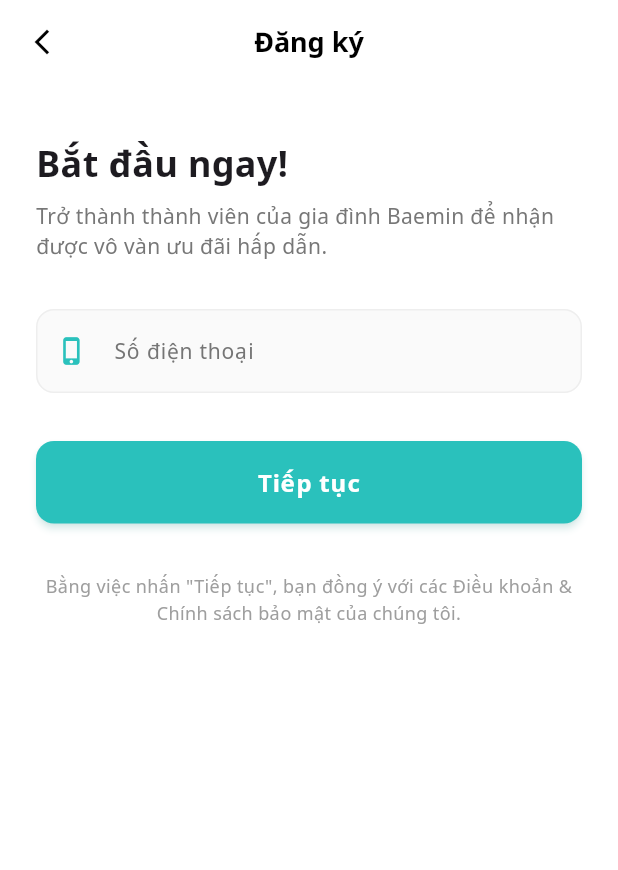
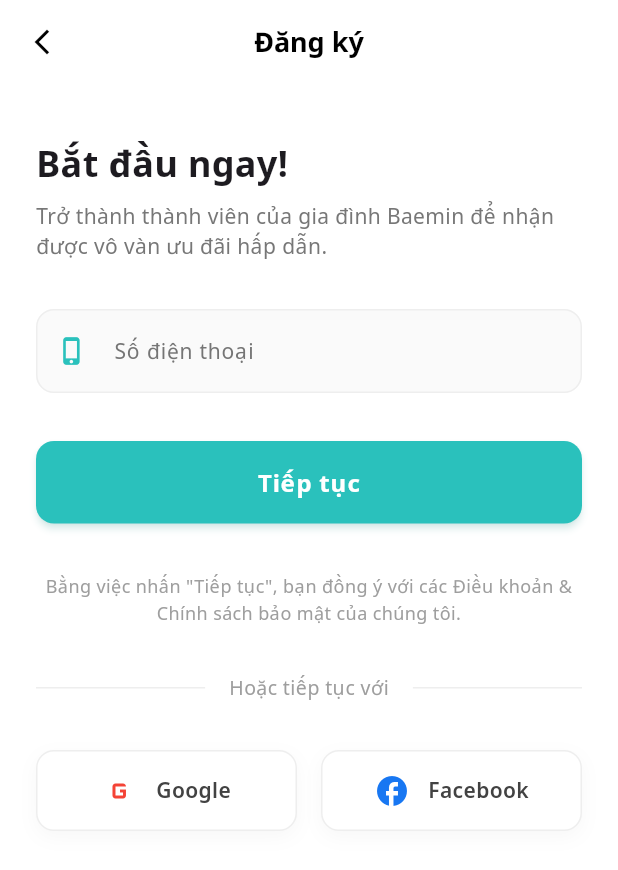
Before and after one commit to trung08052001-hcm/beamin_clone, a Flutter app: the RegisterScreen screen opened by its route, on a phone screen of 412 x 824 dp. Shown: the top 870 px of the screen. Run offline on Flutter 3.47's test engine with Material 3 defaults, Android fonts, the phone set to English and light mode, and no system bars; our stand-ins replace auto_route, carousel_slider, equatable, firebase_auth, firebase_core, flutter_bloc and 4 more; accounts and stored records are empty.

Commit message:
login google finished

```diff
--- a/lib/blocs/auth/auth_event.dart
+++ b/lib/bloc/auth/auth_event.dart
@@ -34,3 +34,10 @@
   @override
   List<Object> get props => [emailOrPhone];
 }
+
+class GoogleLoginRequested extends AuthEvent {
+  const GoogleLoginRequested();
+
+  @override
+  List<Object> get props => [];
+}
--- a/lib/screens/auth/forgot_password_screen.dart
+++ b/lib/screens/auth/forgot_password_screen.dart
@@ -2,7 +2,7 @@
 import 'package:flutter/material.dart';
 import 'package:flutter_bloc/flutter_bloc.dart';
 import 'package:google_fonts/google_fonts.dart';
-import '../../blocs/auth/auth_bloc.dart';
+import '../../bloc/auth/auth_bloc.dart';
 import '../../injection.dart';
 import '../../widgets/auth/auth_button.dart';
 import '../../widgets/auth/auth_header.dart';
--- a/lib/screens/auth/register_screen.dart
+++ b/lib/screens/auth/register_screen.dart
@@ -2,11 +2,13 @@
 import 'package:flutter/material.dart';
 import 'package:flutter_bloc/flutter_bloc.dart';
 import 'package:google_fonts/google_fonts.dart';
-import '../../blocs/auth/auth_bloc.dart';
-import '../../injection.dart';
+import '../../bloc/auth/auth_bloc.dart';
+import '../../constants/colors.dart';
+import '../../router/app_router.gr.dart';
 import '../../widgets/auth/auth_button.dart';
 import '../../widgets/auth/auth_header.dart';
 import '../../widgets/auth/auth_text_field.dart';
+import '../../widgets/auth/social_login_button.dart';
 
 @RoutePage()
 class RegisterScreen extends StatefulWidget {
@@ -20,16 +22,20 @@
   final _phoneController = TextEditingController();
 
   @override
+  void dispose() {
+    _phoneController.dispose();
+    super.dispose();
+  }
+
+  @override
   Widget build(BuildContext context) {
-    return BlocProvider(
-      create: (_) => getIt<AuthBloc>(),
-      child: BlocListener<AuthBloc, AuthState>(
+    return BlocListener<AuthBloc, AuthState>(
         listener: (context, state) {
           if (state is AuthSuccess) {
             ScaffoldMessenger.of(
               context,
             ).showSnackBar(SnackBar(content: Text(state.message)));
-            context.router.back();
+            context.router.replaceAll([const MainRoute()]);
           } else if (state is AuthFailure) {
             ScaffoldMessenger.of(context).showSnackBar(
               SnackBar(content: Text(state.error), backgroundColor: Colors.red),
@@ -105,12 +111,51 @@
                       height: 1.5,
                     ),
                   ),
+                  const SizedBox(height: 32),
+                  Row(
+                    children: [
+                      Expanded(child: Divider(color: Colors.grey.shade200)),
+                      Padding(
+                        padding: const EdgeInsets.symmetric(horizontal: 16),
+                        child: Text(
+                          'Hoặc tiếp tục với',
+                          style: GoogleFonts.notoSans(
+                            color: Colors.grey.shade500,
+                            fontSize: 13,
+                          ),
+                        ),
+                      ),
+                      Expanded(child: Divider(color: Colors.grey.shade200)),
+                    ],
+                  ),
+                  const SizedBox(height: 32),
+                  Row(
+                    children: [
+                      SocialLoginButton(
+                        icon: Icons.g_mobiledata,
+                        label: 'Google',
+                        onTap: () {
+                          context.read<AuthBloc>().add(
+                                const GoogleLoginRequested(),
+                              );
+                        },
+                      ),
+                      const SizedBox(width: 16),
+                      SocialLoginButton(
+                        icon: Icons.facebook,
+                        label: 'Facebook',
+                        color: const Color(0xFF1877F2),
+                        onTap: () {
+                          // Facebook login logic
+                        },
+                      ),
+                    ],
+                  ),
                 ],
               ),
             ),
           ),
         ),
-      ),
-    );
+      );
   }
 }
--- a/lib/screens/splash_screen.dart
+++ b/lib/screens/splash_screen.dart
@@ -3,7 +3,7 @@
 import 'package:flutter_bloc/flutter_bloc.dart';
 import 'package:google_fonts/google_fonts.dart';
 import '../constants/colors.dart';
-import '../blocs/splash/splash_bloc.dart';
+import '../bloc/splash/splash_bloc.dart';
 import '../injection.dart';
 import '../router/app_router.gr.dart';
 
--- a/pubspec.yaml
+++ b/pubspec.yaml
@@ -43,6 +43,9 @@
   injectable: ^2.7.1+4
   equatable: ^2.0.8
   auto_route: ^11.1.0
+  firebase_core: ^4.4.0
+  firebase_auth: ^6.1.4
+  google_sign_in: ^6.3.0
 
 dev_dependencies:
   flutter_test:
```
Also changed, not shown: lib/bloc/auth/auth_bloc.dart (renamed from lib/blocs/auth/auth_bloc.dart, +50 -0 lines), lib/main.dart (+13 -3 lines), lib/screens/auth/login_screen.dart (+13 -8 lines), firebase.json (added), lib/bloc/auth/auth_state.dart (renamed from lib/blocs/auth/auth_state.dart), lib/bloc/splash/splash_bloc.dart (renamed from lib/blocs/splash/splash_bloc.dart), lib/bloc/splash/splash_event.dart (renamed from lib/blocs/splash/splash_event.dart), lib/bloc/splash/splash_state.dart (renamed from lib/blocs/splash/splash_state.dart), lib/firebase_options.dart (added), lib/injection.config.dart, pubspec.lock, 8 other files.
